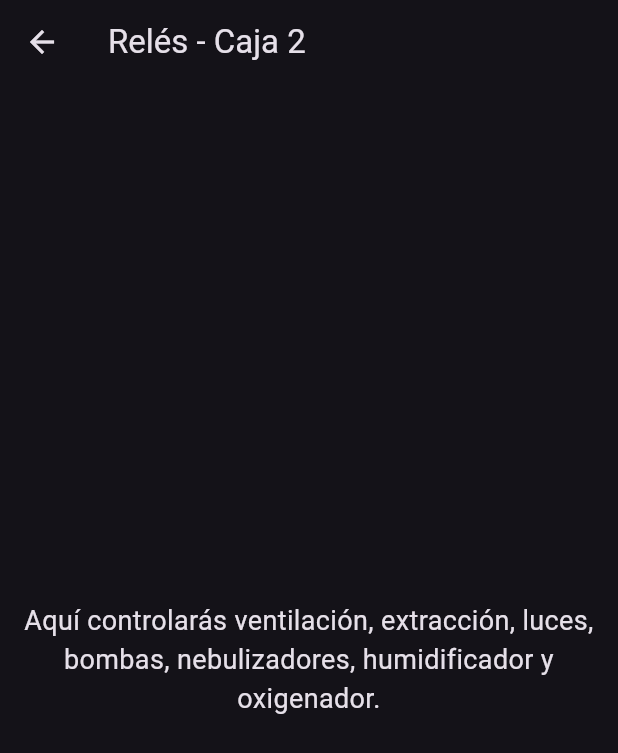
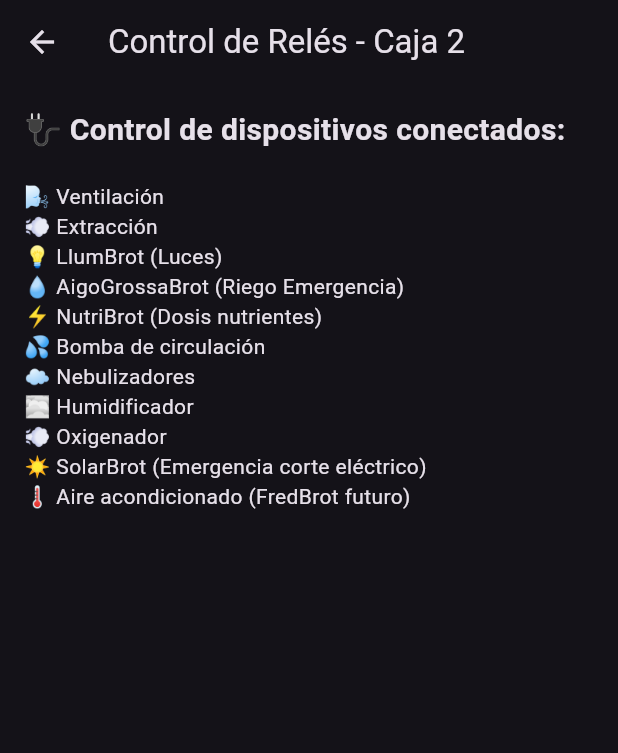
Before and after one commit to HidroBrot/CultiBrot_App, a Flutter app: the RelesScreen screen opened directly, on a phone screen of 412 x 824 dp. Shown: the top 753 px of the screen. Run offline on Flutter 3.47's test engine with Material 3 defaults, Android fonts, the phone set to English and light mode, and no system bars; our stand-ins replace firebase_auth, firebase_core; accounts and stored records are empty.

Commit message:
Update reles.dart

```diff
--- a/lib/lib/screens/reles.dart
+++ b/lib/lib/screens/reles.dart
@@ -6,12 +6,29 @@ class RelesScreen extends StatelessWidget {
   @override
   Widget build(BuildContext context) {
     return Scaffold(
-      appBar: AppBar(title: const Text("Relés - Caja 2")),
-      body: const Center(
-        child: Text(
-          "Aquí controlarás ventilación, extracción, luces, bombas, nebulizadores, humidificador y oxigenador.",
-          textAlign: TextAlign.center,
-          style: TextStyle(fontSize: 18),
+      appBar: AppBar(
+        title: const Text("Control de Relés - Caja 2"),
+      ),
+      body: Padding(
+        padding: const EdgeInsets.all(16.0),
+        child: Column(
+          crossAxisAlignment: CrossAxisAlignment.start,
+          children: const [
+            Text("🔌 Control de dispositivos conectados:",
+                style: TextStyle(fontSize: 20, fontWeight: FontWeight.bold)),
+            SizedBox(height: 20),
+            Text("🌬️ Ventilación"),
+            Text("💨 Extracción"),
+            Text("💡 LlumBrot (Luces)"),
+            Text("💧 AigoGrossaBrot (Riego Emergencia)"),
+            Text("⚡ NutriBrot (Dosis nutrientes)"),
+            Text("💦 Bomba de circulación"),
+            Text("☁️ Nebulizadores"),
+            Text("🌫️ Humidificador"),
+            Text("💨 Oxigenador"),
+            Text("☀️ SolarBrot (Emergencia corte eléctrico)"),
+            Text("🌡️ Aire acondicionado (FredBrot futuro)"),
+          ],
         ),
       ),
     );
```
